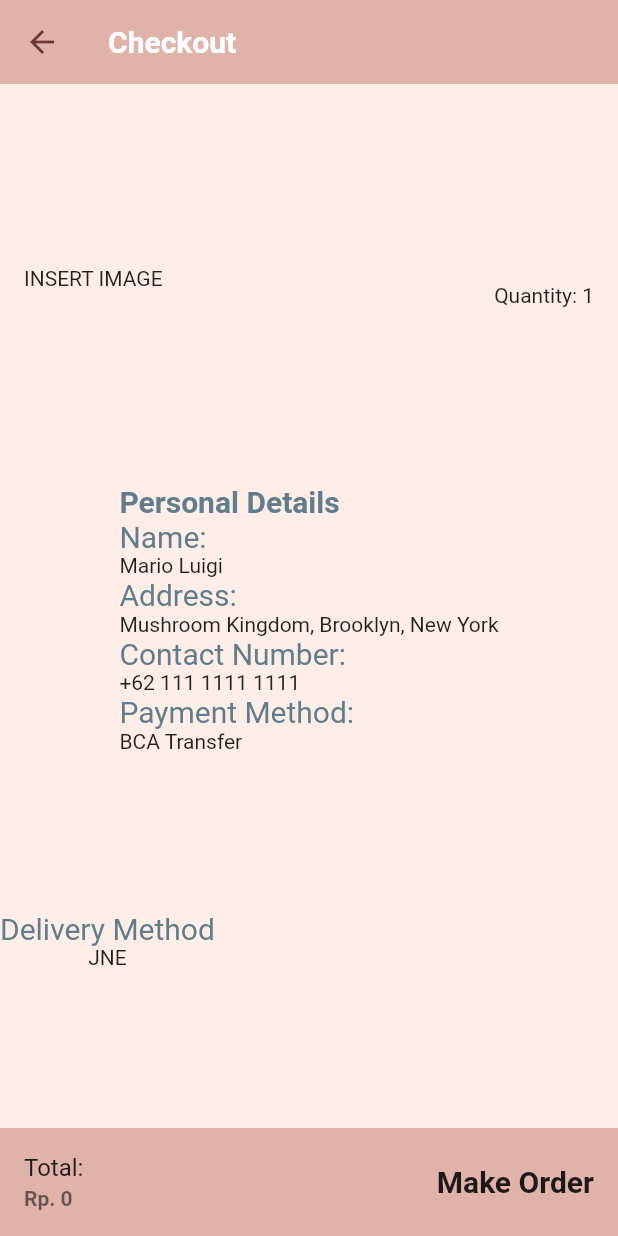
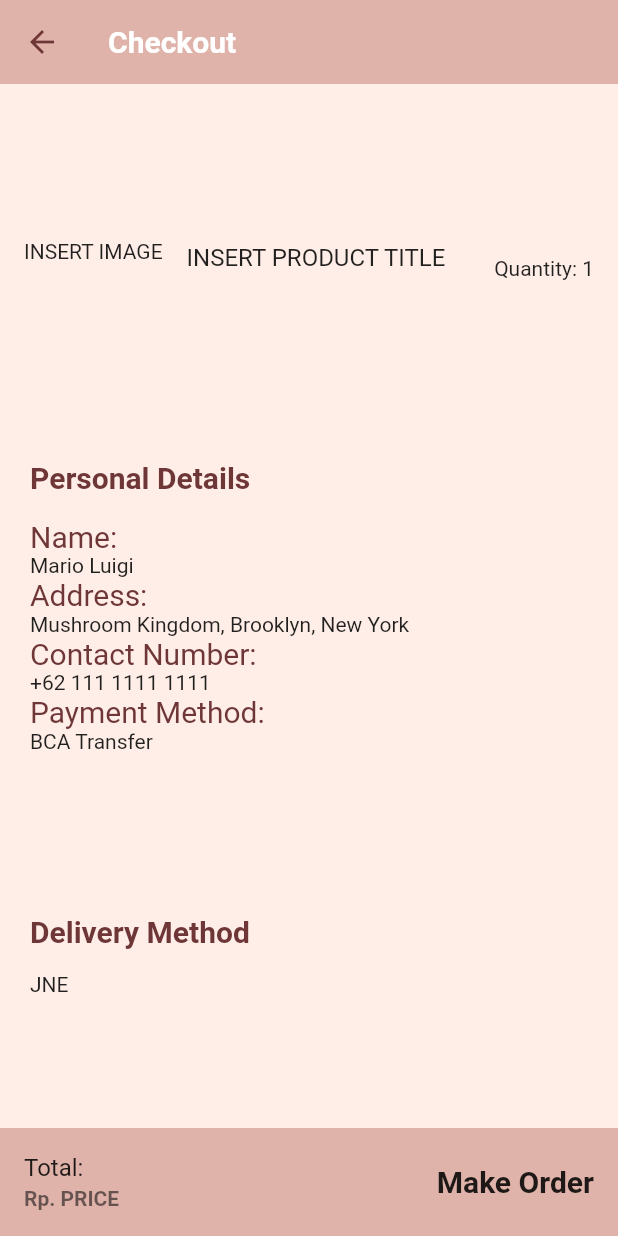
Before and after one commit to CherryMagdalena/karya_garudahacks, a Flutter app: the PurchaseConfirmation screen opened directly with empty values, after a tap on "Checkout", on a phone screen of 412 x 824 dp. Run offline on Flutter 3.47's test engine with Material 2 defaults, Android fonts, the phone set to English and light mode, and no system bars; our stand-ins replace cloud_firestore, firebase_auth, firebase_storage, image_picker; accounts and stored records are empty; network calls fail.

Commit message:
positional arguments added (calling commented), colored

```diff
--- a/lib/screens/checkout_screen_oneproduct.dart
+++ b/lib/screens/checkout_screen_oneproduct.dart
@@ -1,5 +1,6 @@
 // Checkout from purchase confirm of one product
 
+import 'package:flutter/cupertino.dart';
 import 'package:flutter/material.dart';
 import 'package:karya_garudahacks/model/colors.dart';
 import 'package:karya_garudahacks/screens/order_success_screen.dart';
@@ -14,18 +15,22 @@ class CheckoutOneProduct extends StatelessWidget {
   Widget build(BuildContext context) {
     //personal details inc name, phone number, address
     Widget personaldetails = Container(
+      padding:
+      const EdgeInsets.only(left: 20.0, top: 20.0),
+ alignment: Alignment.centerLeft,
+      child:Column(
 
-      child:Column(
         crossAxisAlignment: CrossAxisAlignment.start,
         children:[
-          Text('Personal Details',style: TextStyle( color: Colors.blueGrey, fontSize: 20.0,fontWeight: FontWeight.bold), ),
-          Text('Name: ', style: TextStyle( color: Colors.blueGrey, fontSize: 20.0),),
+          Text('Personal Details',style: TextStyle( color: color1, fontSize: 20.0,fontWeight: FontWeight.bold), ),
+          Text(''),
+          Text('Name: ', style: TextStyle( color: color1, fontSize: 20.0),),
           Text('Mario Luigi'),
-          Text('Address: ', style: TextStyle( color: Colors.blueGrey, fontSize: 20.0),),
+          Text('Address: ', style: TextStyle( color: color1, fontSize: 20.0),),
           Text('Mushroom Kingdom, Brooklyn, New York'),
-          Text('Contact Number: ', style: TextStyle( color: Colors.blueGrey, fontSize: 20.0),),
+          Text('Contact Number: ', style: TextStyle( color: color1, fontSize: 20.0),),
           Text('+62 111 1111 1111'),
-          Text('Payment Method: ', style: TextStyle( color: Colors.blueGrey, fontSize: 20.0),),
+          Text('Payment Method: ', style: TextStyle( color: color1, fontSize: 20.0),),
           Text('BCA Transfer'),
         ],
       ),
@@ -33,11 +38,14 @@ class CheckoutOneProduct extends StatelessWidget {
 
     //delivery
     Widget deliveryoptions = Container(
-      alignment: Alignment.topLeft,
+      padding:
+      const EdgeInsets.only(left: 20.0, top: 20.0),
+      alignment: Alignment.centerLeft,
       child:Column(
-
+        crossAxisAlignment: CrossAxisAlignment.start,
         children: [
-          Text('Delivery Method', style: TextStyle( color: Colors.blueGrey, fontSize: 20.0),),
+          Text('Delivery Method', style: TextStyle( color: color1, fontSize: 20.0,fontWeight: FontWeight.bold),),
+          Text(''),
           Text('JNE'),
         ],
       ),
@@ -63,8 +71,8 @@ class CheckoutOneProduct extends StatelessWidget {
           children: [
            ListTile(
               leading: Text('INSERT IMAGE'),
-              title: Text(//'INSERT PRODUCT TITLE'
-                products.title,
+              title: Text('INSERT PRODUCT TITLE',
+               // products.title,
 
               ),
               trailing: new Wrap(
@@ -95,7 +103,8 @@ class CheckoutOneProduct extends StatelessWidget {
             Expanded(
               child: ListTile(
                 title:Text('Total: '),
-                subtitle: Text('Rp. ' + price.toString(),
+                subtitle: Text('Rp. ' + 'PRICE',
+                    //price.toString(),
                   style: TextStyle(fontWeight: FontWeight.bold),
                 ),
               ),
--- a/lib/screens/home_screen.dart
+++ b/lib/screens/home_screen.dart
@@ -1,10 +1,11 @@
 // Home Screen
 import 'package:flutter/material.dart';
 import 'package:karya_garudahacks/components/floating_button.dart';
-import 'package:karya_garudahacks/screens/clicked_post_screen.dart';
 import 'package:karya_garudahacks/components/app_bar.dart';
 import 'package:karya_garudahacks/components/bottom_app_bar.dart';
 import 'package:karya_garudahacks/model/colors.dart';
+import 'package:karya_garudahacks/model/product.dart';
+import 'package:karya_garudahacks/screens/clicked_post_screen.dart';
 
 Column _buildButtonColumn(IconData icon) {
   return Column(
@@ -17,6 +18,7 @@ Column _buildButtonColumn(IconData icon) {
 }
 
 class HomeScreen extends StatelessWidget {
+  Product products;
   // This widget is the root of your application.
   @override
   Widget build(BuildContext context) {
@@ -47,12 +49,12 @@ class HomeScreen extends StatelessWidget {
                                   //ADD LGSG DB
 
                                   onPressed: () {
-                                 /*   Navigator.push(context,
+                                   Navigator.push(context,
                                     MaterialPageRoute(
-                                      builder: (context) => ClickedPost()
+                                      builder: (context) => ClickedPost(products)
 
                                     ),
-                                    ); */
+                                    );
                                   },
                                 ),
                                 Container(
--- a/lib/screens/purchase_confirm_page.dart
+++ b/lib/screens/purchase_confirm_page.dart
@@ -36,7 +36,7 @@ class _PurchaseConfirmationState extends State<PurchaseConfirmation> {
 
   @override
   Widget build(BuildContext context) {
-    int price = products.price*_counter;
+    int price = 5; //products.price*_counter;
     int qty = _counter;
     return Scaffold(
       backgroundColor: color4,
@@ -55,8 +55,8 @@ class _PurchaseConfirmationState extends State<PurchaseConfirmation> {
         color: color4,
         child: ListTile(
           leading: Text('INSERT IMAGE'),
-          title: Text(//'INSERT PRODUCT TITLE'
-            products.title, style: TextStyle(color: color1),
+          title: Text('INSERT PRODUCT TITLE',
+            //products.title, style: TextStyle(color: color1),
           ),
           subtitle: Column(
             children: <Widget>[
@@ -64,7 +64,9 @@ class _PurchaseConfirmationState extends State<PurchaseConfirmation> {
                 children:<Widget>[
                   Expanded(child: Text('Price(1): ', style: TextStyle(color: color2),)),
 
-                  Expanded(child: Text('Rp. ' + products.price.toString(),style: TextStyle(color: color2) )),
+                  Expanded(child: Text('Rp. ' + 'PRICE'
+                     // products.price.toString(),style: TextStyle(color: color2)
+                  )),
                 ],
               ),
             ],
@@ -99,7 +101,8 @@ class _PurchaseConfirmationState extends State<PurchaseConfirmation> {
             Expanded(
               child: ListTile(
                 title: Text('Total: '),
-                subtitle: Text('Rp. ' + price.toString(),
+                subtitle: Text('Rp. ' + 'PRICE',
+                    //price.toString(),
                   style: TextStyle(fontWeight: FontWeight.bold),
                 ),
               ),
```
Also changed, not shown: lib/screens/clicked_post_screen.dart (+6 -22 lines), lib/screens/order_success_screen.dart (+34 -1 lines).
